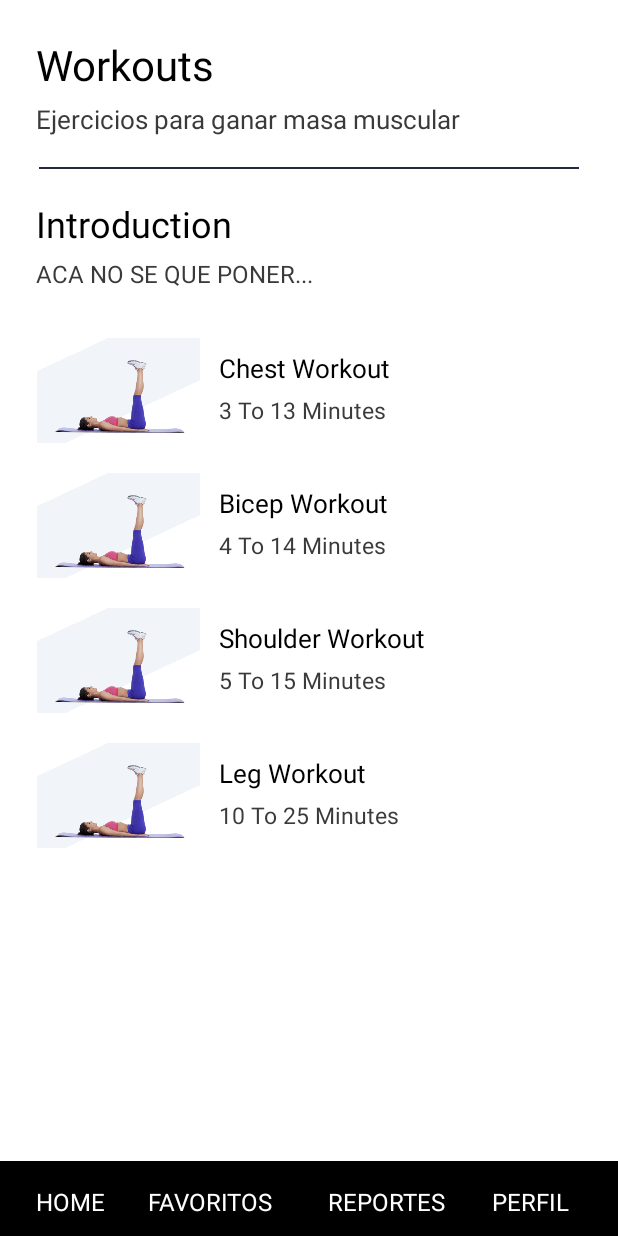
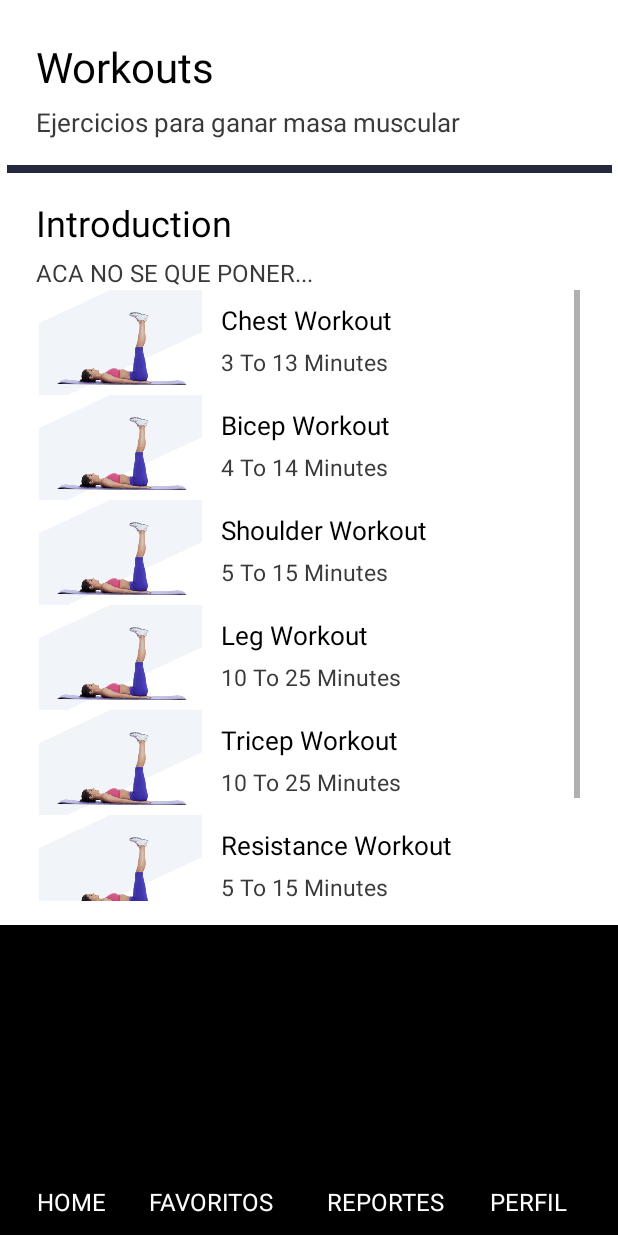
Before and after one commit to estebancasas9817/IngeSoft2.0, an Android app: the Ejemplo screen opened directly, with no data from a screen before it, on a phone screen of 412 x 824 dp. Run offline under Robolectric (Android 15) with nearby library versions, the phone set to English and light mode, and no system bars; our stand-ins replace Firebase (no records; nobody signed in at launch, a user with empty details on screens opened directly).

Commit message:
scrollviews y nuevo grupo de ejercicios agregados

```diff
--- a/app/src/main/res/layout/activity_ejemplo.xml
+++ b/app/src/main/res/layout/activity_ejemplo.xml
@@ -7,102 +7,40 @@
     android:background="#fff"
     tools:context=".Ejemplo">
 
-    <TextView
-        android:id="@+id/titlepage"
-        android:layout_width="wrap_content"
-        android:layout_height="wrap_content"
-        android:layout_marginStart="24dp"
-        android:layout_marginTop="24dp"
-        android:lineSpacingExtra="8dp"
-        android:text="Workouts"
-        android:textColor="#000"
-        android:textSize="28sp"
-        app:layout_constraintStart_toStartOf="parent"
-        app:layout_constraintTop_toTopOf="parent"
-        android:layout_marginLeft="24dp" />
-
-    <TextView
-        android:id="@+id/subtitlepage"
-        android:layout_width="wrap_content"
-        android:layout_height="wrap_content"
-        android:layout_marginStart="24dp"
-        android:layout_marginTop="5dp"
-        android:lineSpacingExtra="8dp"
-        android:text="Ejercicios para ganar masa muscular"
-        android:textColor="#3A3A3A"
-        android:textSize="17sp"
-        app:fontFamily="sans-serif"
-        app:layout_constraintStart_toStartOf="parent"
-        app:layout_constraintTop_toBottomOf="@+id/titlepage"
-        android:layout_marginLeft="24dp" />
-
-    <View
-        android:id="@+id/divpage"
-        android:layout_width="match_parent"
-        android:layout_height="1dp"
-        android:layout_marginTop="20dp"
-        android:layout_marginStart="26dp"
-        android:layout_marginEnd="26dp"
-        android:background="#25293E"
+    <ScrollView
+        android:id="@+id/scrollView11"
+        android:layout_width="361dp"
+        android:layout_height="407dp"
+        android:layout_marginTop="192dp"
+        android:layout_marginBottom="15dp"
+        app:layout_constraintBottom_toTopOf="@+id/bgprogress"
         app:layout_constraintEnd_toEndOf="parent"
         app:layout_constraintStart_toStartOf="parent"
-        app:layout_constraintTop_toBottomOf="@id/subtitlepage"
-        />
+        app:layout_constraintTop_toTopOf="parent">
 
-    <TextView
-        android:id="@+id/intropage"
-        android:layout_width="wrap_content"
-        android:layout_height="wrap_content"
-        android:layout_marginTop="20dp"
-        android:layout_marginStart="24dp"
-        android:lineSpacingExtra="8dp"
-        android:text="Introduction"
-        android:textColor="#000"
-        android:textSize="24sp"
-
-        app:layout_constraintStart_toStartOf="parent"
-        app:layout_constraintTop_toBottomOf="@id/divpage"
-        android:layout_marginLeft="24dp" />
-
-    <TextView
-        android:id="@+id/subintropage"
-        android:layout_width="wrap_content"
-        android:layout_height="wrap_content"
-        android:layout_marginStart="24dp"
-        android:layout_marginTop="6dp"
-        android:lineSpacingExtra="5dp"
-        android:text="ACA NO SE QUE PONER..."
-        android:textColor="#3A3A3A"
-        android:textSize="16sp"
-        app:fontFamily="sans-serif"
-        app:layout_constraintStart_toStartOf="parent"
-        app:layout_constraintTop_toBottomOf="@+id/intropage"
-        android:layout_marginLeft="24dp" />
+        <LinearLayout
+            android:layout_width="361dp"
+            android:layout_height="407dp"
+            android:orientation="vertical" >
 
             <LinearLayout
                 android:id="@+id/fitone"
+                android:layout_width="match_parent"
+                android:layout_height="match_parent"
                 android:orientation="horizontal"
-        android:layout_width="match_parent"
-        android:layout_height="wrap_content"
-        android:layout_marginEnd="8dp"
-        android:layout_marginStart="24dp"
-        android:layout_marginTop="32dp"
-        app:layout_constraintEnd_toEndOf="parent"
-        app:layout_constraintStart_toStartOf="parent"
-        app:layout_constraintTop_toBottomOf="@+id/subintropage"
-        android:layout_marginRight="8dp"
-        android:layout_marginLeft="24dp">
+                tools:layout_editor_absoluteX="0dp"
+                tools:layout_editor_absoluteY="16dp">
 
                 <ImageView
-            android:src="@drawable/abdominaels2"
                     android:layout_width="110dp"
-            android:layout_height="70dp"/>
+                    android:layout_height="70dp"
+                    android:src="@drawable/abdominaels2" />
 
                 <LinearLayout
+                    android:layout_width="match_parent"
+                    android:layout_height="match_parent"
                     android:layout_marginLeft="12dp"
                     android:layout_marginTop="8dp"
-            android:layout_width="match_parent"
-            android:layout_height="match_parent"
                     android:orientation="vertical">
 
                     <TextView
@@ -120,8 +58,7 @@
                         android:layout_marginTop="5dp"
                         android:text="3 To 13 Minutes"
                         android:textColor="#3A3A3A"
-                android:textSize="15sp"
-                />
+                        android:textSize="15sp" />
 
                 </LinearLayout>
 
@@ -129,28 +66,22 @@
 
             <LinearLayout
                 android:id="@+id/fittwo"
+                android:layout_width="match_parent"
+                android:layout_height="match_parent"
                 android:orientation="horizontal"
-        android:layout_width="match_parent"
-        android:layout_height="wrap_content"
-        android:layout_marginEnd="8dp"
-        android:layout_marginStart="24dp"
-        android:layout_marginTop="20dp"
-        app:layout_constraintEnd_toEndOf="parent"
-        app:layout_constraintStart_toStartOf="parent"
-        app:layout_constraintTop_toBottomOf="@+id/fitone"
-        android:layout_marginRight="8dp"
-        android:layout_marginLeft="24dp">
+                tools:layout_editor_absoluteX="16dp"
+                tools:layout_editor_absoluteY="109dp">
 
                 <ImageView
-            android:src="@drawable/abdominaels2"
                     android:layout_width="110dp"
-            android:layout_height="70dp"/>
+                    android:layout_height="70dp"
+                    android:src="@drawable/abdominaels2" />
 
                 <LinearLayout
+                    android:layout_width="match_parent"
+                    android:layout_height="match_parent"
                     android:layout_marginLeft="12dp"
                     android:layout_marginTop="8dp"
-            android:layout_width="match_parent"
-            android:layout_height="match_parent"
                     android:orientation="vertical">
 
                     <TextView
@@ -165,11 +96,10 @@
                         android:id="@+id/fittwodesc"
                         android:layout_width="wrap_content"
                         android:layout_height="wrap_content"
+                        android:layout_marginTop="5dp"
                         android:text="4 To 14 Minutes"
-                android:layout_marginTop="5dp"
                         android:textColor="#3A3A3A"
-                android:textSize="15sp"
-                />
+                        android:textSize="15sp" />
 
                 </LinearLayout>
 
@@ -177,28 +107,22 @@
 
             <LinearLayout
                 android:id="@+id/fitthree"
+                android:layout_width="match_parent"
+                android:layout_height="match_parent"
                 android:orientation="horizontal"
-        android:layout_width="match_parent"
-        android:layout_height="wrap_content"
-        android:layout_marginEnd="8dp"
-        android:layout_marginStart="24dp"
-        android:layout_marginTop="20dp"
-        app:layout_constraintEnd_toEndOf="parent"
-        app:layout_constraintStart_toStartOf="parent"
-        app:layout_constraintTop_toBottomOf="@+id/fittwo"
-        android:layout_marginRight="8dp"
-        android:layout_marginLeft="24dp">
+                tools:layout_editor_absoluteX="24dp"
+                tools:layout_editor_absoluteY="405dp">
 
                 <ImageView
-            android:src="@drawable/abdominaels2"
                     android:layout_width="110dp"
-            android:layout_height="70dp"/>
+                    android:layout_height="70dp"
+                    android:src="@drawable/abdominaels2" />
 
                 <LinearLayout
+                    android:layout_width="match_parent"
+                    android:layout_height="match_parent"
                     android:layout_marginLeft="12dp"
                     android:layout_marginTop="8dp"
-            android:layout_width="match_parent"
-            android:layout_height="match_parent"
                     android:orientation="vertical">
 
                     <TextView
@@ -207,17 +131,16 @@
                         android:layout_height="wrap_content"
                         android:text="Shoulder Workout"
                         android:textColor="#000000"
-                android:textSize="17sp"/>
+                        android:textSize="17sp" />
 
                     <TextView
                         android:id="@+id/fitthreedesc"
                         android:layout_width="wrap_content"
                         android:layout_height="wrap_content"
+                        android:layout_marginTop="5dp"
                         android:text="5 To 15 Minutes"
-                android:layout_marginTop="5dp"
                         android:textColor="#3A3A3A"
-                android:textSize="15sp"
-                />
+                        android:textSize="15sp" />
 
                 </LinearLayout>
 
@@ -225,28 +148,22 @@
 
             <LinearLayout
                 android:id="@+id/fitfour"
+                android:layout_width="match_parent"
+                android:layout_height="match_parent"
                 android:orientation="horizontal"
-        android:layout_width="match_parent"
-        android:layout_height="wrap_content"
-        android:layout_marginEnd="8dp"
-        android:layout_marginStart="24dp"
-        android:layout_marginTop="20dp"
-        app:layout_constraintEnd_toEndOf="parent"
-        app:layout_constraintStart_toStartOf="parent"
-        app:layout_constraintTop_toBottomOf="@+id/fitthree"
-        android:layout_marginRight="8dp"
-        android:layout_marginLeft="24dp">
+                tools:layout_editor_absoluteX="24dp"
+                tools:layout_editor_absoluteY="495dp">
 
                 <ImageView
-            android:src="@drawable/abdominaels2"
                     android:layout_width="110dp"
-            android:layout_height="70dp"/>
+                    android:layout_height="70dp"
+                    android:src="@drawable/abdominaels2" />
 
                 <LinearLayout
+                    android:layout_width="match_parent"
+                    android:layout_height="match_parent"
                     android:layout_marginLeft="12dp"
                     android:layout_marginTop="8dp"
-            android:layout_width="match_parent"
-            android:layout_height="match_parent"
                     android:orientation="vertical">
 
                     <TextView
@@ -261,33 +178,228 @@
                         android:id="@+id/fitfourdesc"
                         android:layout_width="wrap_content"
                         android:layout_height="wrap_content"
+                        android:layout_marginTop="5dp"
                         android:text="10 To 25 Minutes"
-                android:layout_marginTop="5dp"
                         android:textColor="#3A3A3A"
-                android:textSize="15sp"
-                />
+                        android:textSize="15sp" />
 
                 </LinearLayout>
 
             </LinearLayout>
 
+            <LinearLayout
+                android:id="@+id/fitfive"
+                android:layout_width="match_parent"
+                android:layout_height="match_parent"
+                android:orientation="horizontal"
+                tools:layout_editor_absoluteX="24dp"
+                tools:layout_editor_absoluteY="495dp">
+
+                <ImageView
+                    android:layout_width="110dp"
+                    android:layout_height="70dp"
+                    android:src="@drawable/abdominaels2" />
+
+                <LinearLayout
+                    android:layout_width="match_parent"
+                    android:layout_height="match_parent"
+                    android:layout_marginLeft="12dp"
+                    android:layout_marginTop="8dp"
+                    android:orientation="vertical">
+
+                    <TextView
+                        android:id="@+id/fitfivetitle"
+                        android:layout_width="wrap_content"
+                        android:layout_height="wrap_content"
+                        android:text="Tricep Workout"
+                        android:textColor="#000000"
+                        android:textSize="17sp" />
+
+                    <TextView
+                        android:id="@+id/fitfivedesc"
+                        android:layout_width="wrap_content"
+                        android:layout_height="wrap_content"
+                        android:layout_marginTop="5dp"
+                        android:text="10 To 25 Minutes"
+                        android:textColor="#3A3A3A"
+                        android:textSize="15sp" />
+
+                </LinearLayout>
+
+            </LinearLayout>
+            <LinearLayout
+                android:id="@+id/fitsix"
+                android:layout_width="match_parent"
+                android:layout_height="match_parent"
+                android:orientation="horizontal"
+                tools:layout_editor_absoluteX="24dp"
+                tools:layout_editor_absoluteY="495dp">
+
+                <ImageView
+                    android:layout_width="110dp"
+                    android:layout_height="70dp"
+                    android:src="@drawable/abdominaels2" />
+
+                <LinearLayout
+                    android:layout_width="match_parent"
+                    android:layout_height="match_parent"
+                    android:layout_marginLeft="12dp"
+                    android:layout_marginTop="8dp"
+                    android:orientation="vertical">
+
+                    <TextView
+                        android:id="@+id/fitsixtitle"
+                        android:layout_width="wrap_content"
+                        android:layout_height="wrap_content"
+                        android:text="Resistance Workout"
+                        android:textColor="#000000"
+                        android:textSize="17sp" />
+
+                    <TextView
+                        android:id="@+id/fitsixdesc"
+                        android:layout_width="wrap_content"
+                        android:layout_height="wrap_content"
+                        android:layout_marginTop="5dp"
+                        android:text="5 To 15 Minutes"
+                        android:textColor="#3A3A3A"
+                        android:textSize="15sp" />
+
+                </LinearLayout>
+
+            </LinearLayout>
+
+            <LinearLayout
+                android:id="@+id/fitseven"
+                android:layout_width="match_parent"
+                android:layout_height="match_parent"
+                android:orientation="horizontal"
+                tools:layout_editor_absoluteX="24dp"
+                tools:layout_editor_absoluteY="495dp">
+
+                <ImageView
+                    android:layout_width="110dp"
+                    android:layout_height="70dp"
+                    android:src="@drawable/abdominaels2" />
+
+                <LinearLayout
+                    android:layout_width="match_parent"
+                    android:layout_height="match_parent"
+                    android:layout_marginLeft="12dp"
+                    android:layout_marginTop="8dp"
+                    android:orientation="vertical">
+
+                    <TextView
+                        android:id="@+id/fitseventitle"
+                        android:layout_width="wrap_content"
+                        android:layout_height="wrap_content"
+                        android:text="Speed Workout"
+                        android:textColor="#000000"
+                        android:textSize="17sp" />
+
+                    <TextView
+                        android:id="@+id/fitsevendesc"
+                        android:layout_width="wrap_content"
+                        android:layout_height="wrap_content"
+                        android:layout_marginTop="5dp"
+                        android:text="10 To 30 Minutes"
+                        android:textColor="#3A3A3A"
+                        android:textSize="15sp" />
+
+                </LinearLayout>
+
+            </LinearLayout>
+        </LinearLayout>
+    </ScrollView>
+
+    <TextView
+        android:id="@+id/intropage"
+        android:layout_width="wrap_content"
+        android:layout_height="wrap_content"
+        android:layout_marginStart="24dp"
+        android:layout_marginLeft="24dp"
+        android:layout_marginTop="132dp"
+
+        android:layout_marginBottom="6dp"
+        android:lineSpacingExtra="8dp"
+        android:text="Introduction"
+        android:textColor="#000"
+        android:textSize="24sp"
+        app:layout_constraintBottom_toTopOf="@+id/subintropage"
+        app:layout_constraintStart_toStartOf="parent"
+        app:layout_constraintTop_toTopOf="parent" />
+
+    <TextView
+        android:id="@+id/subintropage"
+        android:layout_width="wrap_content"
+        android:layout_height="wrap_content"
+        android:layout_marginBottom="424dp"
+        android:lineSpacingExtra="5dp"
+        android:text="ACA NO SE QUE PONER..."
+        android:textColor="#3A3A3A"
+        android:textSize="16sp"
+        app:fontFamily="sans-serif"
+        app:layout_constraintBottom_toTopOf="@+id/bgprogress"
+        app:layout_constraintStart_toStartOf="@+id/intropage"
+        app:layout_constraintTop_toBottomOf="@+id/intropage" />
+
+    <View
+        android:id="@+id/divpage"
+        android:layout_width="403dp"
+        android:layout_height="5dp"
+        android:layout_marginTop="110dp"
+        android:layout_marginBottom="501dp"
+        android:background="#25293E"
+        app:layout_constraintBottom_toTopOf="@+id/bgprogress"
+        app:layout_constraintEnd_toEndOf="parent"
+        app:layout_constraintStart_toStartOf="parent"
+        app:layout_constraintTop_toTopOf="parent" />
+
+    <TextView
+        android:id="@+id/subtitlepage"
+        android:layout_width="wrap_content"
+        android:layout_height="wrap_content"
+        android:layout_marginBottom="522dp"
+        android:lineSpacingExtra="8dp"
+        android:text="Ejercicios para ganar masa muscular"
+        android:textColor="#3A3A3A"
+        android:textSize="17sp"
+        app:fontFamily="sans-serif"
+        app:layout_constraintBottom_toTopOf="@+id/bgprogress"
+        app:layout_constraintStart_toStartOf="@+id/titlepage"
+        app:layout_constraintTop_toBottomOf="@+id/titlepage" />
+
+    <TextView
+        android:id="@+id/titlepage"
+        android:layout_width="wrap_content"
+        android:layout_height="wrap_content"
+        android:layout_marginStart="24dp"
+        android:layout_marginLeft="24dp"
+        android:layout_marginTop="24dp"
+        android:layout_marginBottom="5dp"
+        android:lineSpacingExtra="8dp"
+        android:text="Workouts"
+        android:textColor="#000"
+        android:textSize="28sp"
+        app:layout_constraintBottom_toTopOf="@+id/subtitlepage"
+        app:layout_constraintStart_toStartOf="parent"
+        app:layout_constraintTop_toTopOf="parent" />
+
     <View
         android:id="@+id/bgprogress"
+        android:layout_width="0dp"
+        android:layout_height="0dp"
         android:background="#000"
-        android:layout_width="match_parent"
-        android:layout_height="50dp"
-        android:layout_marginBottom="0dp"
         app:layout_constraintBottom_toBottomOf="parent"
         app:layout_constraintEnd_toEndOf="parent"
         app:layout_constraintStart_toStartOf="parent"
-        />
+        app:layout_constraintTop_toBottomOf="@+id/scrollView11" />
 
     <TextView
         android:id="@+id/btnPerfil"
         android:layout_width="wrap_content"
         android:layout_height="wrap_content"
-        android:layout_marginStart="8dp"
-        android:layout_marginEnd="8dp"
+        android:layout_marginEnd="9dp"
+        android:layout_marginRight="9dp"
         android:layout_marginBottom="12dp"
         android:gravity="center"
         android:text="PERFIL"
@@ -296,15 +408,14 @@
         android:textSize="16sp"
         app:layout_constraintBottom_toBottomOf="parent"
         app:layout_constraintEnd_toEndOf="parent"
-        app:layout_constraintHorizontal_bias="0.928"
-        app:layout_constraintStart_toStartOf="parent" />
+        app:layout_constraintStart_toEndOf="@+id/btnReportes" />
 
     <TextView
         android:id="@+id/btnHome"
         android:layout_width="wrap_content"
         android:layout_height="wrap_content"
-        android:layout_marginStart="8dp"
-        android:layout_marginEnd="8dp"
+        android:layout_marginEnd="3dp"
+        android:layout_marginRight="3dp"
         android:layout_marginBottom="12dp"
         android:gravity="center"
         android:text="HOME"
@@ -312,8 +423,7 @@
         android:textColor="#FFFFFF"
         android:textSize="16sp"
         app:layout_constraintBottom_toBottomOf="parent"
-        app:layout_constraintEnd_toEndOf="parent"
-        app:layout_constraintHorizontal_bias="0.045"
+        app:layout_constraintEnd_toStartOf="@+id/btnFavoritos"
         app:layout_constraintStart_toStartOf="parent" />
 
 
@@ -321,8 +431,8 @@
         android:id="@+id/btnFavoritos"
         android:layout_width="wrap_content"
         android:layout_height="wrap_content"
-        android:layout_marginStart="8dp"
-        android:layout_marginEnd="8dp"
+        android:layout_marginEnd="10dp"
+        android:layout_marginRight="10dp"
         android:layout_marginBottom="12dp"
         android:gravity="center"
         android:text="FAVORITOS"
@@ -330,17 +440,16 @@
         android:textColor="#FFFFFF"
         android:textSize="16sp"
         app:layout_constraintBottom_toBottomOf="parent"
-        app:layout_constraintEnd_toEndOf="parent"
-        app:layout_constraintHorizontal_bias="0.29"
-        app:layout_constraintStart_toStartOf="parent" />
+        app:layout_constraintEnd_toStartOf="@+id/btnReportes"
+        app:layout_constraintStart_toEndOf="@+id/btnHome" />
 
 
     <TextView
         android:id="@+id/btnReportes"
         android:layout_width="wrap_content"
         android:layout_height="wrap_content"
-        android:layout_marginStart="8dp"
-        android:layout_marginEnd="8dp"
+        android:layout_marginEnd="5dp"
+        android:layout_marginRight="5dp"
         android:layout_marginBottom="12dp"
         android:gravity="center"
         android:text="REPORTES"
@@ -348,9 +457,8 @@
         android:textColor="#FFFFFF"
         android:textSize="16sp"
         app:layout_constraintBottom_toBottomOf="parent"
-        app:layout_constraintEnd_toEndOf="parent"
-        app:layout_constraintHorizontal_bias="0.662"
-        app:layout_constraintStart_toStartOf="parent" />
+        app:layout_constraintEnd_toStartOf="@+id/btnPerfil"
+        app:layout_constraintStart_toEndOf="@+id/btnFavoritos" />
 
 
 </androidx.constraintlayout.widget.ConstraintLayout>
```
Also changed, not shown: app/src/main/res/layout/activity_exercise.xml (+153 -159 lines), app/src/main/res/drawable/abdominales.gif (renamed from app/src/main/res/drawable/Abdominales.gif), 2 other files. Lines whose indentation alone changed are shown as unchanged.
